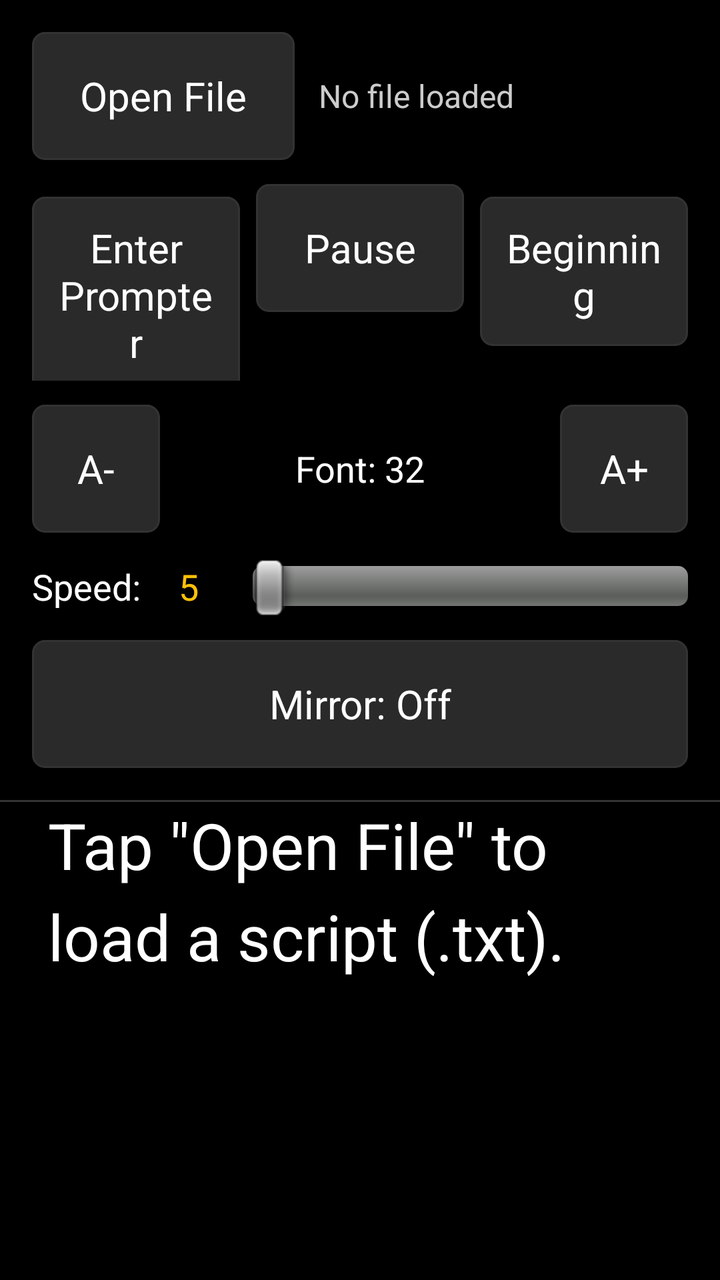
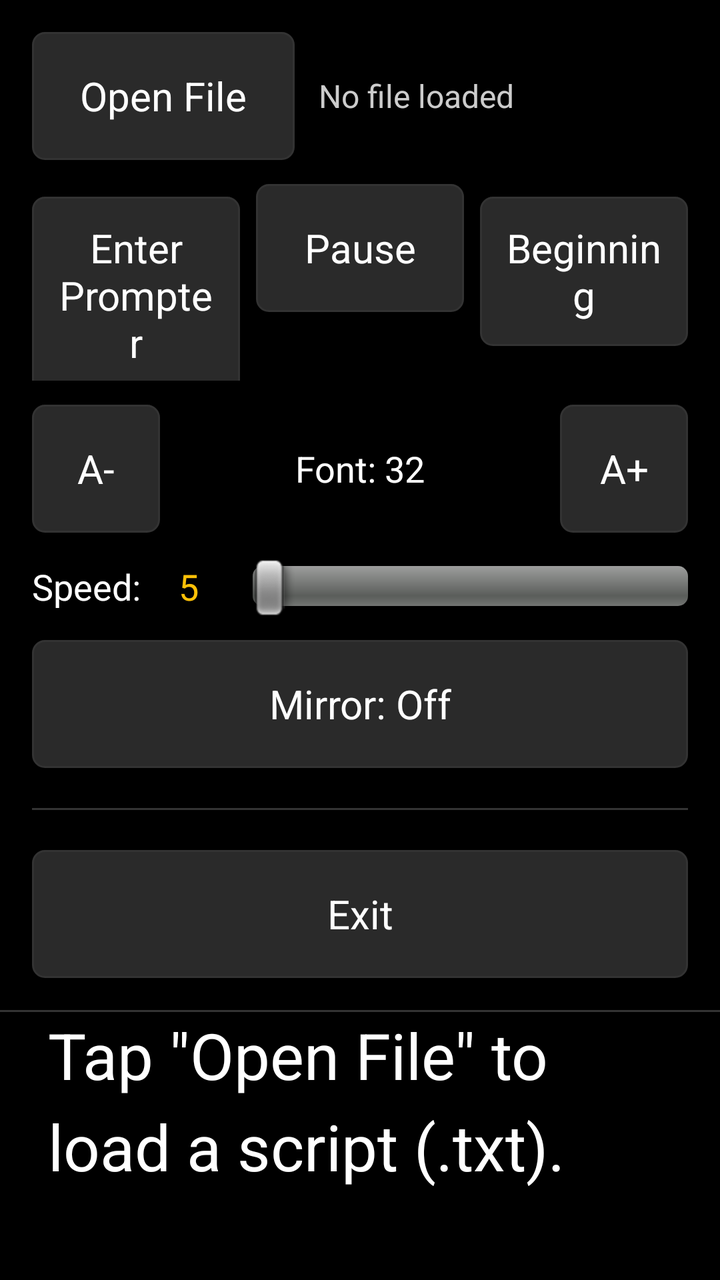

The first picture is an Android layout as it rendered before a commit; the second is the same layout after the commit. The layout source and the unified diff follow.
<!-- AndroidManifest.xml: application theme AppTheme -->
<!-- res/layout/activity_main.xml -->
<?xml version="1.0" encoding="utf-8"?>
<LinearLayout xmlns:android="http://schemas.android.com/apk/res/android"
    android:layout_width="match_parent"
    android:layout_height="match_parent"
    android:orientation="vertical"
    android:background="@color/background_black">

    <LinearLayout
        android:id="@+id/controlsPanel"
        android:layout_width="match_parent"
        android:layout_height="wrap_content"
        android:orientation="vertical"
        android:background="@color/background_black"
        android:padding="@dimen/control_padding">

        <LinearLayout
            android:layout_width="match_parent"
            android:layout_height="wrap_content"
            android:orientation="horizontal"
            android:gravity="center_vertical">

            <Button
                android:id="@+id/btnOpenFile"
                style="@style/ControlButton"
                android:layout_width="0dp"
                android:layout_height="wrap_content"
                android:layout_weight="1"
                android:text="@string/btn_open_file" />

            <TextView
                android:id="@+id/currentFileLabel"
                android:layout_width="0dp"
                android:layout_height="wrap_content"
                android:layout_weight="1.4"
                android:layout_marginLeft="12dp"
                android:layout_marginStart="12dp"
                android:text="@string/no_file_loaded"
                android:textColor="@color/text_light_gray"
                android:textSize="16sp"
                android:gravity="center_vertical"
                android:maxLines="1"
                android:ellipsize="middle" />
        </LinearLayout>

        <LinearLayout
            android:layout_width="match_parent"
            android:layout_height="wrap_content"
            android:orientation="horizontal"
            android:layout_marginTop="12dp">

            <Button
                android:id="@+id/btnStart"
                style="@style/ControlButton"
                android:layout_width="0dp"
                android:layout_height="wrap_content"
                android:layout_weight="1"
                android:layout_marginRight="8dp"
                android:layout_marginEnd="8dp"
                android:text="@string/btn_start" />

            <Button
                android:id="@+id/btnPause"
                style="@style/ControlButton"
                android:layout_width="0dp"
                android:layout_height="wrap_content"
                android:layout_weight="1"
                android:layout_marginRight="8dp"
                android:layout_marginEnd="8dp"
                android:text="@string/btn_pause" />

            <Button
                android:id="@+id/btnBeginning"
                style="@style/ControlButton"
                android:layout_width="0dp"
                android:layout_height="wrap_content"
                android:layout_weight="1"
                android:text="@string/btn_beginning" />
        </LinearLayout>

        <LinearLayout
            android:layout_width="match_parent"
            android:layout_height="wrap_content"
            android:orientation="horizontal"
            android:layout_marginTop="12dp"
            android:gravity="center_vertical">

            <Button
                android:id="@+id/btnFontDecrease"
                style="@style/ControlButton"
                android:layout_width="wrap_content"
                android:layout_height="wrap_content"
                android:minWidth="64dp"
                android:text="@string/btn_font_decrease" />

            <TextView
                android:id="@+id/fontSizeLabel"
                android:layout_width="0dp"
                android:layout_height="wrap_content"
                android:layout_weight="1"
                android:gravity="center"
                android:textColor="@color/text_white"
                android:textSize="18sp"
                android:text="@string/font_size_default_label" />

            <Button
                android:id="@+id/btnFontIncrease"
                style="@style/ControlButton"
                android:layout_width="wrap_content"
                android:layout_height="wrap_content"
                android:minWidth="64dp"
                android:text="@string/btn_font_increase" />
        </LinearLayout>

        <LinearLayout
            android:layout_width="match_parent"
            android:layout_height="wrap_content"
            android:orientation="horizontal"
            android:layout_marginTop="12dp"
            android:gravity="center_vertical">

            <TextView
                android:layout_width="wrap_content"
                android:layout_height="wrap_content"
                android:text="@string/speed_prefix"
                android:textColor="@color/text_white"
                android:textSize="18sp" />

            <TextView
                android:id="@+id/speedLabel"
                android:layout_width="48dp"
                android:layout_height="wrap_content"
                android:gravity="center"
                android:textColor="@color/accent_amber"
                android:textSize="18sp"
                android:text="@string/speed_default_label" />

            <SeekBar
                android:id="@+id/speedSeekBar"
                android:layout_width="0dp"
                android:layout_height="wrap_content"
                android:layout_weight="1"
                android:layout_marginLeft="8dp"
                android:layout_marginStart="8dp" />
        </LinearLayout>

        <ToggleButton
            android:id="@+id/mirrorToggle"
            android:layout_width="match_parent"
            android:layout_height="wrap_content"
            android:layout_marginTop="12dp"
            android:minHeight="@dimen/control_button_height"
            android:textOn="@string/mirror_on"
            android:textOff="@string/mirror_off"
            android:textColor="@color/text_white"
            android:background="@drawable/button_background"
            android:textSize="@dimen/control_text_size" />
    </LinearLayout>

    <View
        android:layout_width="match_parent"
        android:layout_height="1dp"
        android:background="@color/divider_color" />

    <FrameLayout
        android:id="@+id/fullScreenContainer"
        android:layout_width="match_parent"
        android:layout_height="0dp"
        android:layout_weight="1"
        android:background="@color/background_black">

        <ScrollView
            android:id="@+id/scrollView"
            android:layout_width="match_parent"
            android:layout_height="match_parent"
            android:background="@color/background_black"
            android:scrollbars="none"
            android:fillViewport="true">

            <TextView
                android:id="@+id/scriptText"
                android:layout_width="match_parent"
                android:layout_height="wrap_content"
                android:paddingLeft="24dp"
                android:paddingRight="24dp"
                android:paddingBottom="24dp"
                android:textColor="@color/text_white"
                android:textSize="@dimen/script_default_text_size"
                android:lineSpacingMultiplier="1.2"
                android:text="@string/default_script_placeholder" />
        </ScrollView>

        <TextView
            android:id="@+id/countdownText"
            android:layout_width="wrap_content"
            android:layout_height="wrap_content"
            android:layout_gravity="center"
            android:visibility="gone"
            android:background="@drawable/countdown_background"
            android:paddingLeft="48dp"
            android:paddingRight="48dp"
            android:paddingTop="16dp"
            android:paddingBottom="16dp"
            android:gravity="center"
            android:textColor="@color/text_white"
            android:textStyle="bold"
            android:textSize="@dimen/countdown_text_size" />

        <TextView
            android:id="@+id/tapInstructionText"
            android:layout_width="wrap_content"
            android:layout_height="wrap_content"
            android:layout_gravity="center"
            android:visibility="gone"
            android:clickable="false"
            android:focusable="false"
            android:background="@drawable/countdown_background"
            android:paddingLeft="48dp"
            android:paddingRight="48dp"
            android:paddingTop="16dp"
            android:paddingBottom="16dp"
            android:gravity="center"
            android:textColor="@color/text_white"
            android:textStyle="bold"
            android:text="@string/tap_to_start"
            android:textSize="@dimen/tap_instruction_text_size" />

    </FrameLayout>

</LinearLayout>
<!-- resources referenced by this layout -->
<resources>
  <color name="accent_amber">#FFFFC107</color>
  <color name="background_black">#FF000000</color>
  <color name="divider_color">#FF333333</color>
  <color name="text_light_gray">#FFCCCCCC</color>
  <color name="text_white">#FFFFFFFF</color>
  <dimen name="control_button_height">64dp</dimen>
  <dimen name="control_padding">16dp</dimen>
  <dimen name="control_text_size">20sp</dimen>
  <dimen name="countdown_text_size">140sp</dimen>
  <dimen name="script_default_text_size">32sp</dimen>
  <dimen name="tap_instruction_text_size">64sp</dimen>
  <!-- drawable button_background (drawable) -->
  <?xml version="1.0" encoding="utf-8"?>
  <selector xmlns:android="http://schemas.android.com/apk/res/android">
      <item android:state_pressed="true">
          <shape android:shape="rectangle">
              <solid android:color="@color/button_pressed" />
              <corners android:radius="6dp" />
              <stroke android:width="1dp" android:color="@color/accent_amber" />
          </shape>
      </item>
      <item android:state_enabled="false">
          <shape android:shape="rectangle">
              <solid android:color="@color/background_black" />
              <corners android:radius="6dp" />
              <stroke android:width="1dp" android:color="@color/divider_color" />
          </shape>
      </item>
      <item>
          <shape android:shape="rectangle">
              <solid android:color="@color/button_normal" />
              <corners android:radius="6dp" />
              <stroke android:width="1dp" android:color="@color/divider_color" />
          </shape>
      </item>
  </selector>
  <!-- drawable countdown_background (drawable) -->
  <?xml version="1.0" encoding="utf-8"?>
  <shape xmlns:android="http://schemas.android.com/apk/res/android"
      android:shape="rectangle">
      <solid android:color="#CC000000" />
      <corners android:radius="24dp" />
      <stroke android:width="2dp" android:color="@color/accent_amber" />
  </shape>
  <string name="btn_beginning">Beginning</string>
  <string name="btn_font_decrease">A-</string>
  <string name="btn_font_increase">A+</string>
  <string name="btn_open_file">Open File</string>
  <string name="btn_pause">Pause</string>
  <string name="btn_start">Enter Prompter</string>
  <string name="default_script_placeholder">Tap \"Open File\" to load a script (.txt).</string>
  <string name="font_size_default_label">Font: 32</string>
  <string name="mirror_off">Mirror: Off</string>
  <string name="mirror_on">Mirror: On</string>
  <string name="no_file_loaded">No file loaded</string>
  <string name="speed_default_label">5</string>
  <string name="speed_prefix">Speed:</string>
  <string name="tap_to_start">Tap to Start</string>
  <style name="ControlButton">
          <item name="android:minHeight">@dimen/control_button_height</item>
          <item name="android:textSize">@dimen/control_text_size</item>
          <item name="android:textColor">@color/text_white</item>
          <item name="android:background">@drawable/button_background</item>
          <item name="android:padding">12dp</item>
          <item name="android:textAllCaps">false</item>
      </style>
  <style name="AppTheme" parent="android:Theme.Black.NoTitleBar">
          <item name="android:windowBackground">@color/background_black</item>
      </style>
  <color name="button_pressed">#FF444444</color>
  <color name="button_normal">#FF2A2A2A</color>
</resources>

<!-- the commit's change to res/layout/activity_main.xml (unified diff, before → after) -->
@@ -154,6 +154,20 @@
             android:textColor="@color/text_white"
             android:background="@drawable/button_background"
             android:textSize="@dimen/control_text_size" />
+
+        <View
+            android:layout_width="match_parent"
+            android:layout_height="1dp"
+            android:layout_marginTop="20dp"
+            android:background="@color/divider_color" />
+
+        <Button
+            android:id="@+id/btnExit"
+            style="@style/ControlButton"
+            android:layout_width="match_parent"
+            android:layout_height="wrap_content"
+            android:layout_marginTop="20dp"
+            android:text="@string/btn_exit" />
     </LinearLayout>
 
     <View
<!-- resource entries referenced after the edit -->
@@ -45,6 +45,7 @@
       <stroke android:width="2dp" android:color="@color/accent_amber" />
   </shape>
   <string name="btn_beginning">Beginning</string>
+  <string name="btn_exit">Exit</string>
   <string name="btn_font_decrease">A-</string>
   <string name="btn_font_increase">A+</string>
   <string name="btn_open_file">Open File</string>
